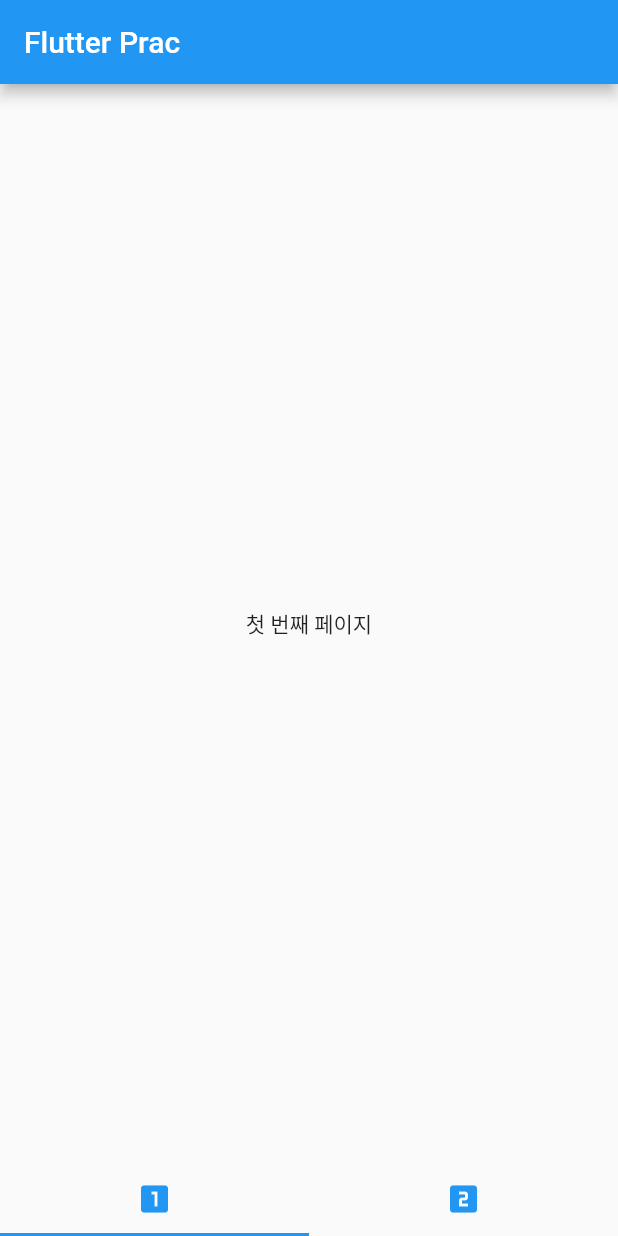
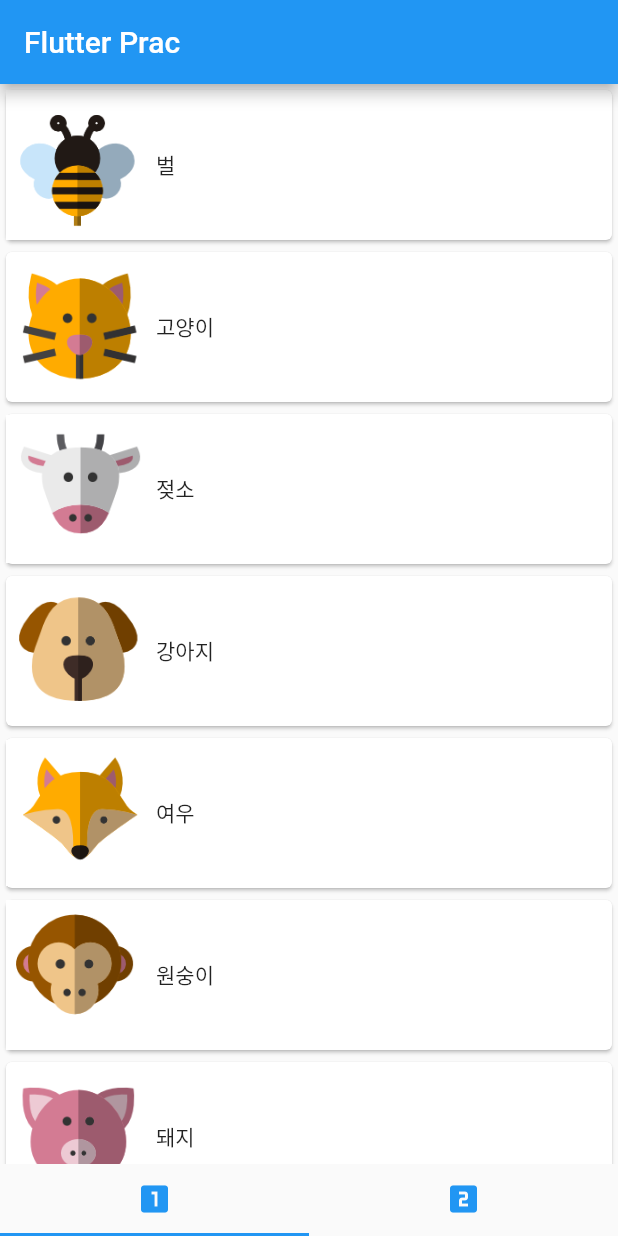
Before and after one commit to che-ri/flutter_prac, a Flutter app: the screen it shows after launch, on a phone screen of 412 x 824 dp. Run offline on Flutter 3.47's test engine with Material 2 defaults, Android fonts, the phone set to English and light mode, and no system bars.

Commit message:
feat ::: 리스트 뷰

```diff
--- /dev/null
+++ b/lib/animalItem.dart
@@ -0,0 +1,14 @@
+import 'package:flutter/material.dart';
+
+class Animal {
+  String? imagePath;
+  String? animalName;
+  String? kind;
+  bool? flyExist = false;
+
+  Animal(
+      {required this.animalName,
+      required this.kind,
+      required this.imagePath,
+      this.flyExist});
+}
--- a/lib/firstPage.dart
+++ b/lib/firstPage.dart
@@ -1,14 +1,30 @@
 import 'package:flutter/material.dart';
+import './animalItem.dart';
 
 class FirstApp extends StatelessWidget {
-  const FirstApp({super.key});
+  final List<Animal>? list;
+  FirstApp({Key? key, this.list}) : super(key: key);
 
   @override
   Widget build(BuildContext context) {
     return Scaffold(
         body: Container(
       child: Center(
-        child: Text('첫 번째 페이지'),
+        child: ListView.builder(
+          itemBuilder: (context, position) {
+            //ListView.builder는 BuildContext와 int를 반환.
+            //BuildCotext : 위젯 트리에서 위젯의 위치를 알려줌
+            //int : 아이템의 순번을 의미
+            return Card(
+              child: Row(children: [
+                Image.asset(list![position].imagePath!,
+                    height: 100, width: 100, fit: BoxFit.contain),
+                Text(list![position].animalName!)
+              ]),
+            );
+          },
+          itemCount: list!.length,
+        ),
       ),
     ));
   }
--- a/lib/main.dart
+++ b/lib/main.dart
@@ -1,5 +1,6 @@
-import 'package:app/firstPage.dart'; //첫번째 페이지
-import 'package:app/secondPage.dart'; //두번째 페이지
+import './animalItem.dart'; //model
+import './firstPage.dart';
+import './secondPage.dart';
 import 'package:flutter/material.dart';
 
 void main() => runApp(MyApp());
@@ -18,17 +19,30 @@ class WidgetApp extends StatefulWidget {
 }
 
 class _WidgetApp extends State<WidgetApp> with SingleTickerProviderStateMixin {
-  //with 키워드는 여러 클래스를 재사용하게끔 해준다.
-  //SingleTickerProviderStateMixin을 추가로 상속하면서 위젯이 **애니메이션 동작**을 처리할 수 있게 한 것임. 상속하지 않으면 탭컨트롤러를 만들 수 없음.
-
-  TabController? controller; //여러 화면을 이동하는 역할을 하므로 기본적으로 **애니메이션**을 사용한다.
+  TabController? controller;
+  List<Animal> animalList =
+      new List.empty(growable: true); //growable은 리스트가 가변적으로 증가할 수 있다는 것을 의미한다.
   @override
   void initState() {
     super.initState();
-    controller = TabController(
-        length: 2,
-        vsync:
-            this); //length: 탭의 갯수, vsync : 탭이 이동했을 때 호출되는 콜백 함수를 어디서 처리할지 지정.
+    controller = TabController(length: 2, vsync: this);
+
+    animalList
+        .add(Animal(animalName: '벌', kind: '곤충', imagePath: 'image/bee.png'));
+    animalList.add(
+        Animal(animalName: '고양이', kind: '포유류', imagePath: 'image/cat.png'));
+    animalList
+        .add(Animal(animalName: '젖소', kind: '포유류', imagePath: 'image/cow.png'));
+    animalList.add(
+        Animal(animalName: '강아지', kind: '포유류', imagePath: 'image/dog.png'));
+    animalList
+        .add(Animal(animalName: '여우', kind: '포유류', imagePath: 'image/fox.png'));
+    animalList.add(
+        Animal(animalName: '원숭이', kind: '영장류', imagePath: 'image/monkey.png'));
+    animalList
+        .add(Animal(animalName: '돼지', kind: '포유류', imagePath: 'image/pig.png'));
+    animalList.add(
+        Animal(animalName: '늑대', kind: '포유류', imagePath: 'image/wolf.png'));
   }
 
   @override
@@ -54,7 +68,12 @@ class _WidgetApp extends State<WidgetApp> with SingleTickerProviderStateMixin {
           title: Text('Flutter Prac'),
         ),
         body: TabBarView(
-          children: <Widget>[FirstApp(), SecondApp()],
+          children: <Widget>[
+            FirstApp(
+              list: animalList,
+            ),
+            SecondApp()
+          ],
           controller: controller,
         ),
         bottomNavigationBar: TabBar(
```
Also changed, not shown: pubspec.yaml (+8 -0 lines), image/bee.png (added), image/cat.png (added), image/cow.png (added), image/dog.png (added), image/fox.png (added), image/monkey.png (added), image/pig.png (added), image/wolf.png (added).
